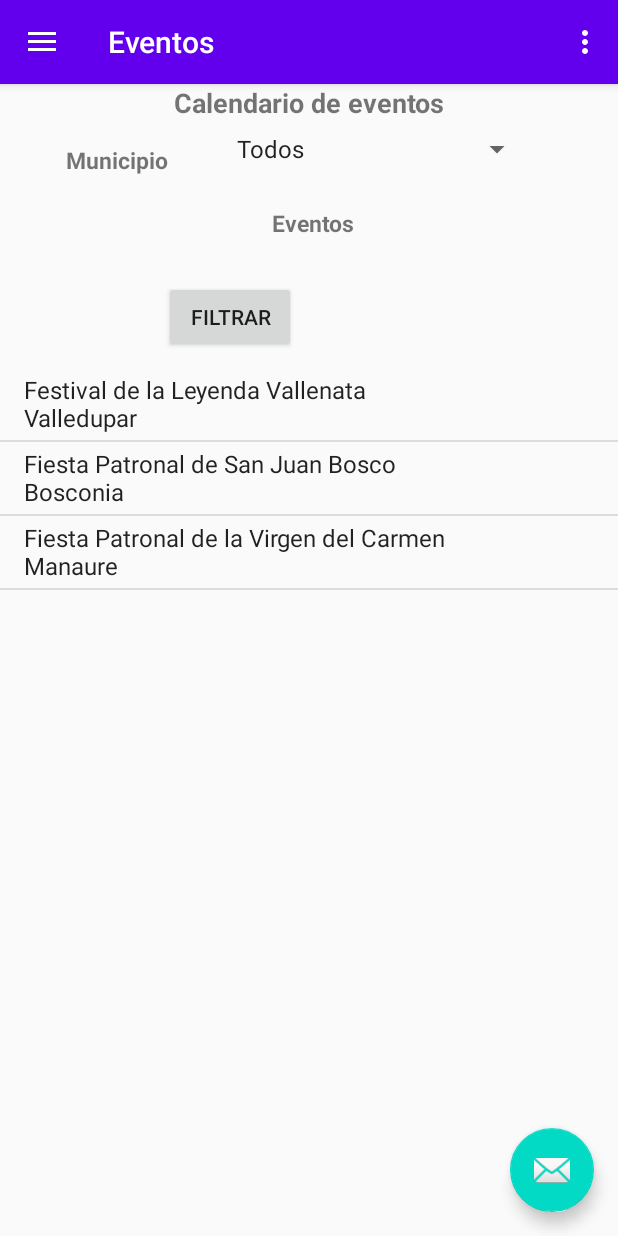
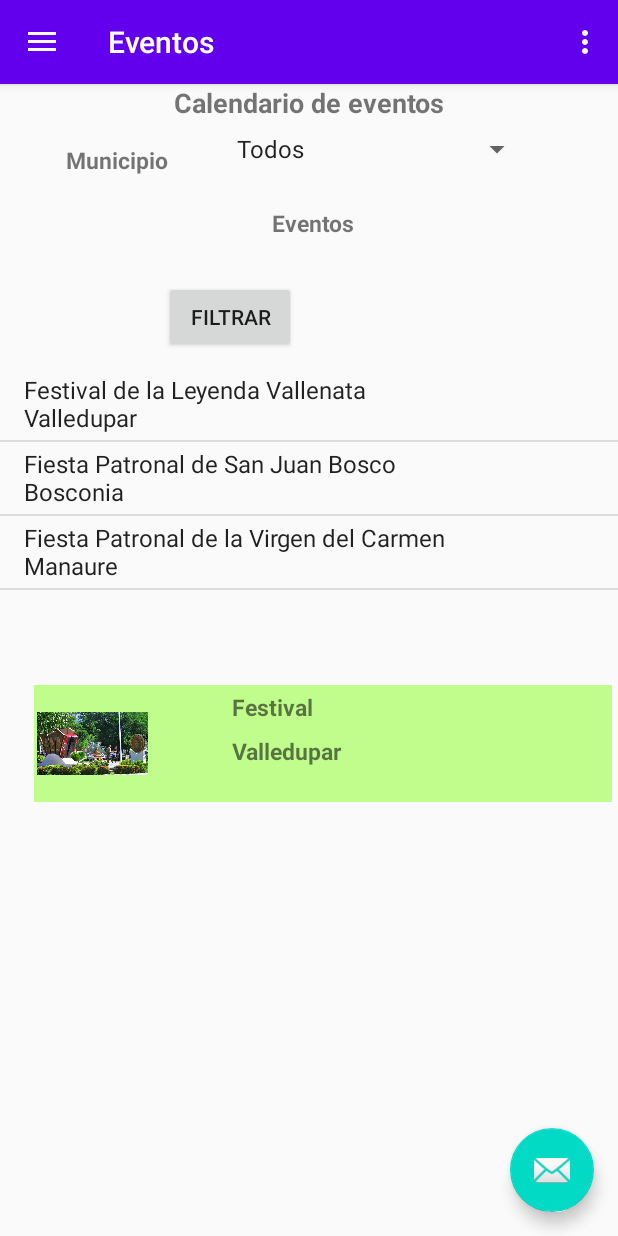
Before and after one commit to micheelRojas/CesarTour, an Android app: the EventosFragment screen opened through its navigation route, on a phone screen of 412 x 824 dp. Run offline under Robolectric (Android 15) with nearby library versions, the phone set to English and light mode, and no system bars; our stand-ins replace navigation-ui.

Commit message:
evento_corregido_adapter

```diff
--- a/app/src/main/java/com/example/cesartour/Entity/Evento.java
+++ b/app/src/main/java/com/example/cesartour/Entity/Evento.java
@@ -17,6 +17,17 @@ public class Evento implements Serializable {
 
     // esta es la que debe ir
     private  int imageEvento;
+
+    public Evento() {
+
+    }
+
+    public Evento(String nombre, String municipio, int imageEvento) {
+        this.nombre = nombre;
+        this.municipio = municipio;
+        this.imageEvento = imageEvento;
+    }
+
     public int getImageEvento() {
         return imageEvento;
     }
--- a/app/src/main/java/com/example/cesartour/Presentacion/Adatadores_Recycler/AdapterEventos.java
+++ b/app/src/main/java/com/example/cesartour/Presentacion/Adatadores_Recycler/AdapterEventos.java
@@ -1,5 +1,6 @@
 package com.example.cesartour.Presentacion.Adatadores_Recycler;
 
+import android.content.Context;
 import android.view.LayoutInflater;
 import android.view.View;
 import android.view.ViewGroup;
@@ -16,13 +17,15 @@ import java.util.ArrayList;
 public class AdapterEventos extends RecyclerView.Adapter<AdapterEventos.ViewHolderDatos> implements View.OnClickListener  {
     ArrayList<Evento> Eventos;
     private View.OnClickListener listener;
-    public AdapterEventos(ArrayList<Evento> eventos) {
+    LayoutInflater inflater;
+    public AdapterEventos(Context context, ArrayList<Evento> eventos) {
+        this.inflater= LayoutInflater.from(context);
         this.Eventos = eventos;
     }
 
     @Override
     public ViewHolderDatos onCreateViewHolder(ViewGroup parent, int viewType) {
-        View  view = LayoutInflater.from(parent.getContext()).inflate(R.layout.item_list,null,false);
+        View  view = inflater.inflate(R.layout.item_list,parent,false);
         view.setOnClickListener(this);
         return new ViewHolderDatos(view);
     }
--- a/app/src/main/java/com/example/cesartour/Presentacion/EventosFragment.java
+++ b/app/src/main/java/com/example/cesartour/Presentacion/EventosFragment.java
@@ -35,6 +35,8 @@ public class EventosFragment extends Fragment {
     // lo del recycler
     ArrayList<Evento> Eventos;
     RecyclerView recycler;
+    AdapterEventos adapterEventos;
+    Evento evento;
 //
 
     @Override
@@ -65,19 +67,23 @@ public class EventosFragment extends Fragment {
 
         Eventos= new ArrayList<>();
         recycler= view.findViewById(R.id.Recycler_eventos);
-        //el tipo de recycler
-        recycler.setLayoutManager(new LinearLayoutManager(getContext()));
-        //Aqui deberia seer llamado el metodo  de llenadao, aunque no se como lo quieras hacer
-        //llenarRecycler();
-        // aqui se le manda la lista de eventos  al adatador No olvides que aun no se a llenado
-        AdapterEventos adapter = new AdapterEventos(Eventos);
-        // luego se le manda el adatador al recycler
-        recycler.setAdapter(adapter);
+     cargarDatos();
+     mostrarDatos();
+
 
         //
         return  view;
     }
-
+    public  void cargarDatos(){
+        Eventos.add(new Evento("Festival","Valledupar",R.drawable.valledupar));
+        Eventos.add(new Evento("Feria del parque","Valledupar",R.drawable.pueblo_bello));
+        Eventos.add(new Evento("Feria del dulce","Valledupar",R.drawable.manaure));
+    }
+    public void mostrarDatos(){
+        recycler.setLayoutManager(new LinearLayoutManager(getContext()));
+        adapterEventos = new AdapterEventos(getContext(),Eventos);
+        recycler.setAdapter(adapterEventos);
+    }
     private void crearSpinners(Spinner municipioSpinner){
 
         ArrayList<String> municipioSpinnerList = new ArrayList<>();
--- a/app/src/main/res/layout/item_list.xml
+++ b/app/src/main/res/layout/item_list.xml
@@ -15,19 +15,22 @@
         >
 
 
+        <ImageView
+            android:id="@+id/imageView_foto"
+            android:layout_width="78dp"
+            android:layout_height="78dp"
 
-        <ImageView
             android:padding="2dp"
-            android:id="@+id/imageView_foto"
-            android:layout_width="60dp"
-            android:layout_height="60dp"
-            android:layout_weight="1"
-            android:background="@drawable/cerclebackanground"
-            app:srcCompat="@android:mipmap/sym_def_app_icon" />
+            android:src="@drawable/valledupar"
 
+            />
 
         <LinearLayout
-                android:layout_width="350dp"
+            android:layout_width="50dp"
+            android:layout_height="wrap_content"
+            android:orientation="vertical"/>
+        <LinearLayout
+            android:layout_width="300dp"
             android:layout_height="wrap_content"
             android:orientation="vertical">
 
```
Lines whose indentation alone changed are shown as unchanged.
